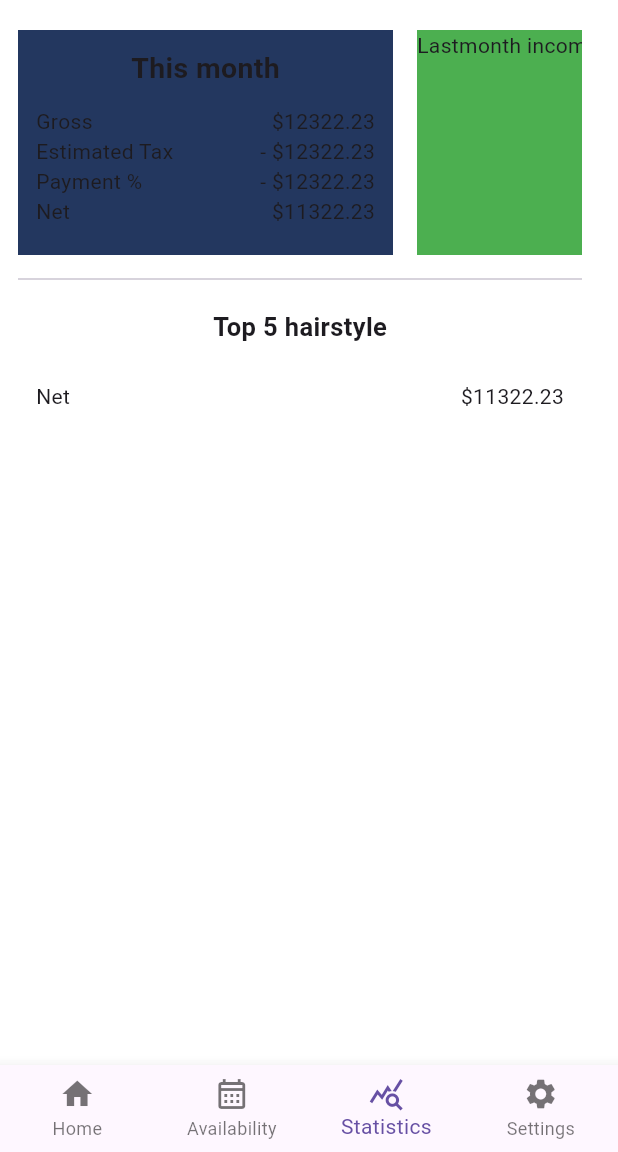
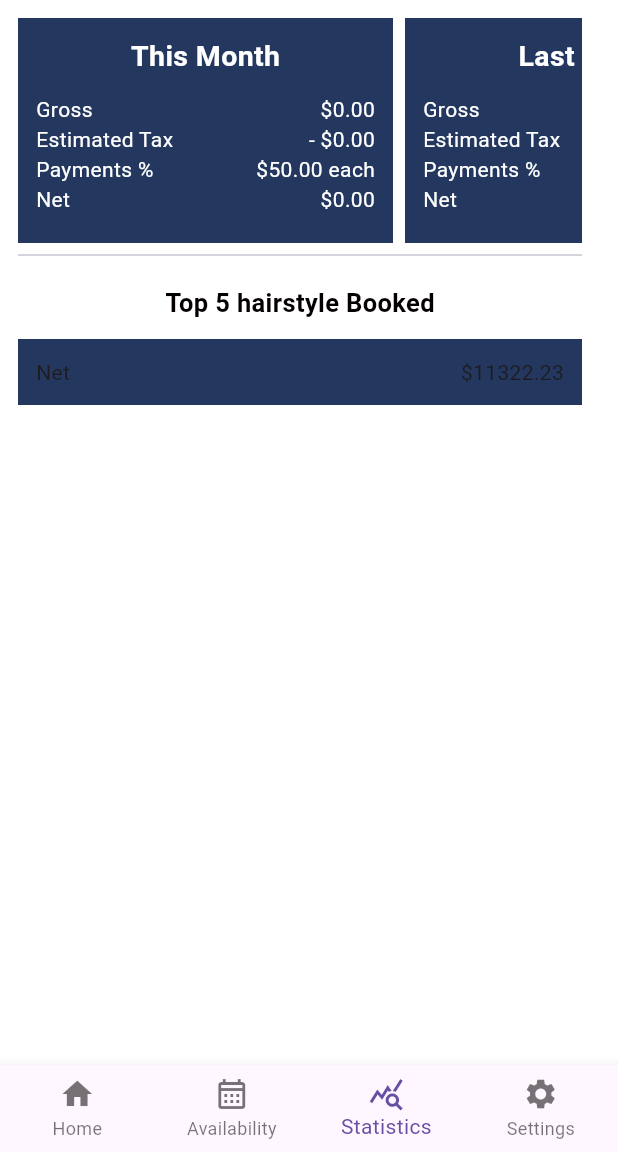
Before and after one commit to toballz/hairsalon_template_flutter, a Flutter app: the screen it shows after launch, item 3 of the bottom bar chosen, on a phone screen of 412 x 824 dp, the part 84-1236 px from its top. Run offline on Flutter 3.47's test engine with Material 3 defaults, Android fonts, the phone set to English and light mode, and no system bars; our stand-ins replace calendar_date_picker2; network calls fail.

Commit message:
5/4/2024
5/4/2024

```diff
--- a/lib/stats.dart
+++ b/lib/stats.dart
@@ -1,4 +1,7 @@
+import 'dart:convert';
+
 import 'package:flutter/material.dart';
+import 'package:intl/intl.dart';
 import 'package:webclient/h.dart';
 
 class StatisticsPage extends StatefulWidget {
@@ -9,9 +12,48 @@ class StatisticsPage extends StatefulWidget {
 }
 
 class StatisticsPageState extends State<StatisticsPage> {
+  ///beginingOfThisMonth, lastMonth, allToDate
+  Map<String, dynamic>? countStaeeiwts = {
+    "beginingOfThisMonth": 0,
+    "lastMonth": 0,
+    "allToDate": 0
+  };
+  int thisMonthGross = 0;
+  double thisMonthEstimatedTax = 0;
+  double thisMonthNet = 0;
+  //
+  int lastMonthGross = 0;
+  double lastMonthEstimatedTax = 0;
+  double lastMonthNet = 0;
+  //
+  int allMonthGross = 0;
+  double allMonthEstimatedTax = 0;
+  double allMonthNet = 0;
+
+  void getHttpPosters() async {
+    var d = await Tools.httpPost({'v': '1', 'stats': "", 'sg': "0"});
+    setState(() {
+      countStaeeiwts = jsonDecode(d.body);
+      print(countStaeeiwts);
+
+      thisMonthGross = int.parse(countStaeeiwts!['beginingOfThisMonth']) * 50;
+      thisMonthEstimatedTax = thisMonthGross - (thisMonthGross * 0.7);
+      thisMonthNet = thisMonthGross - thisMonthEstimatedTax;
+      //
+      lastMonthGross = int.parse(countStaeeiwts!['lastMonth']) * 50;
+      lastMonthEstimatedTax = lastMonthGross - (lastMonthGross * 0.7);
+      lastMonthNet = lastMonthGross - lastMonthEstimatedTax;
+      //
+      allMonthGross = int.parse(countStaeeiwts!['allToDate']) * 50;
+      allMonthEstimatedTax = allMonthGross - (allMonthGross * 0.7);
+      allMonthNet = allMonthGross - allMonthEstimatedTax;
+    });
+  }
+
   @override
   void initState() {
     super.initState();
+    getHttpPosters();
   }
 //
 
@@ -23,6 +65,9 @@ class StatisticsPageState extends State<StatisticsPage> {
     Color? tabColor = Tools.themeDark
         ? Tools.colorShuttle['tabcolorDark']
         : Tools.colorShuttle['tabcolorLight'];
+    Color? textColor = Tools.themeDark
+        ? Tools.colorShuttle['textcolorDark']
+        : Tools.colorShuttle['textcolorLight'];
 
     return Scaffold(
         backgroundColor: bgColor,
@@ -36,68 +81,44 @@ class StatisticsPageState extends State<StatisticsPage> {
                 scrollDirection: Axis.horizontal,
                 child: Row(
                   children: <Widget>[
-                    Container(
-                      padding: const EdgeInsets.all(12),
-                      width: 250, // Adjust width as needed
-                      height: 150, // Adjust height as needed
-                      color: tabColor,
-                      margin: const EdgeInsets.only(right: 8),
-                      child: const Column(
-                        children: [
-                          Text("This month",
-                              style: TextStyle(
-                                  fontWeight: FontWeight.w600, fontSize: 19)),
-                          SizedBox(height: 12),
-                          Row(children: [
-                            Text("Gross"),
-                            Spacer(),
-                            Text("\$12322.23")
-                          ]),
-                          Row(children: [
-                            Text("Estimated Tax"),
-                            Spacer(),
-                            Text("- \$12322.23")
-                          ]),
-                          Row(children: [
-                            Text("Payment %"),
-                            Spacer(),
-                            Text("- \$12322.23")
-                          ]),
-                          Row(children: [
-                            Text("Net"),
-                            Spacer(),
-                            Text("\$11322.23")
-                          ])
-                        ],
-                      ),
+                    TabletAiiStats(
+                        titleo: "This Month",
+                        tabcoloro: tabColor!,
+                        grosso: thisMonthGross,
+                        etaxo: thisMonthEstimatedTax,
+                        neto: thisMonthNet),
+
+                    TabletAiiStats(
+                      titleo: "Last Month",
+                      tabcoloro: tabColor,
+                      grosso: lastMonthGross,
+                      etaxo: lastMonthEstimatedTax,
+                      neto: lastMonthNet,
                     ),
-                    Container(
-                      width: 150, // Adjust width as needed
-                      height: 150, // Adjust height as needed
-                      color: Colors.green,
-                      margin: const EdgeInsets.all(8),
-                      child: const Text("Lastmonth income"),
-                    ),
-                    Container(
-                      width: 150, // Adjust width as needed
-                      height: 150, // Adjust height as needed
-                      color: Colors.blue,
-                      margin: const EdgeInsets.all(8),
-                    ),
+                    TabletAiiStats(
+                      titleo: "All till date",
+                      tabcoloro: tabColor,
+                      grosso: allMonthGross,
+                      etaxo: allMonthEstimatedTax,
+                      neto: allMonthNet,
+                    )
                     // Add more containers as needed
                   ],
                 ),
               ),
               const Divider(),
               const SizedBox(height: 12),
-              const Text("Top 5 hairstyle",
-                  style: TextStyle(fontWeight: FontWeight.w600, fontSize: 17)),
+              Text("Top 5 hairstyle Booked",
+                  style: TextStyle(
+                      fontWeight: FontWeight.w600,
+                      fontSize: 17,
+                      color: textColor)),
               const SizedBox(height: 12),
               Column(children: [
                 Container(
                     padding: const EdgeInsets.all(12),
                     margin: const EdgeInsets.only(bottom: 21),
-                    color: Tools.colorShuttle['tabcolor1'],
+                    color: tabColor,
                     child: const Row(
                         children: [Text("Net"), Spacer(), Text("\$11322.23")]))
               ])
@@ -108,9 +129,62 @@ class StatisticsPageState extends State<StatisticsPage> {
 }
 
 //
-//
-//
-//
-//
-//
-//
+class TabletAiiStats extends StatelessWidget {
+  final String titleo;
+  final Color tabcoloro;
+  final int grosso;
+  final double etaxo;
+  final double neto;
+
+  const TabletAiiStats(
+      {super.key,
+      required this.titleo,
+      required this.tabcoloro,
+      required this.grosso,
+      required this.etaxo,
+      required this.neto});
+
+  @override
+  Widget build(BuildContext context) {
+    return Container(
+      padding: const EdgeInsets.all(12),
+      width: 250, // Adjust width as needed
+      height: 150, // Adjust height as needed
+      color: tabcoloro,
+      margin: const EdgeInsets.only(right: 8),
+      child: Column(
+        children: [
+          Text(titleo,
+              style: const TextStyle(
+                  fontWeight: FontWeight.w600,
+                  fontSize: 19,
+                  color: Colors.white)),
+          const SizedBox(height: 12),
+          Row(children: [
+            const Text("Gross", style: TextStyle(color: Colors.white)),
+            const Spacer(),
+            Text("\$${NumberFormat("#,##0.00", "en_US").format(grosso)}",
+                style: const TextStyle(color: Colors.white))
+          ]),
+          Row(children: [
+            const Text("Estimated Tax", style: TextStyle(color: Colors.white)),
+            const Spacer(),
+            Text("- \$${NumberFormat("#,##0.00", "en_US").format(etaxo)}",
+                style: const TextStyle(color: Colors.white))
+          ]),
+          const Row(children: [
+            Text("Payments %", style: TextStyle(color: Colors.white)),
+            Spacer(),
+            Text("\$50.00 each", style: TextStyle(color: Colors.white))
+          ]),
+          Row(children: [
+            const Text("Net", style: TextStyle(color: Colors.white)),
+            const Spacer(),
+            Text("\$${NumberFormat("#,##0.00", "en_US").format(neto)}",
+                style: const TextStyle(color: Colors.white))
+          ])
+        ],
+      ),
+    );
+  }
+}
--- a/pubspec.yaml
+++ b/pubspec.yaml
@@ -37,6 +37,7 @@ dependencies:
   cupertino_icons: ^1.0.2
   calendar_date_picker2: ^0.5.6
   http: ^1.2.0
+  intl: ^0.19.0
 
 dev_dependencies:
   flutter_test:
```
Also changed, not shown: pubspec.lock.
